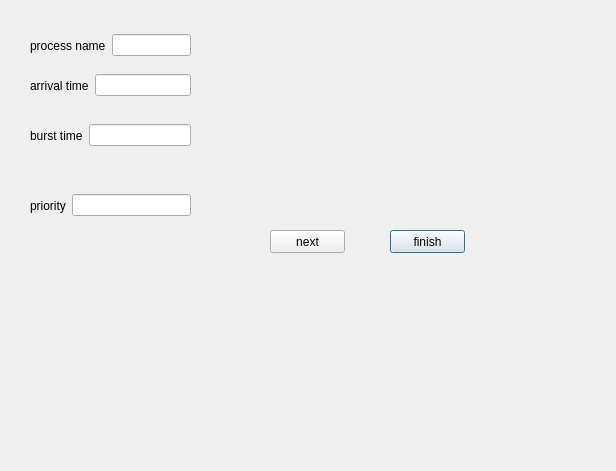
DaliaAymanAmeen/CPU-Scheduling-Visualization-, file input_priority_non.ui: the form before one commit.
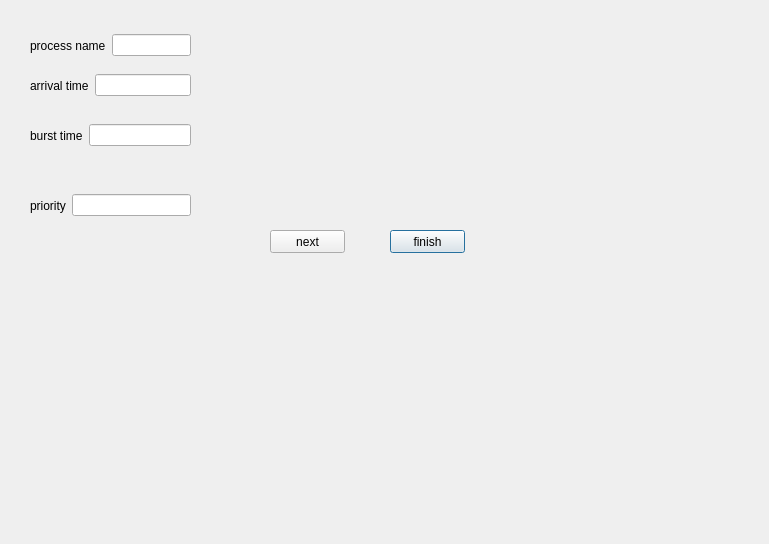
The form after the commit.

The edit to the form file:
```diff
--- a/input_priority_non.ui
+++ b/input_priority_non.ui
@@ -6,8 +6,8 @@
    <rect>
     <x>0</x>
     <y>0</y>
-    <width>616</width>
-    <height>471</height>
+    <width>769</width>
+    <height>544</height>
    </rect>
   </property>
   <property name="windowTitle">
```
Left out of the diff: 8 changed lines with no effect on the pictures.
